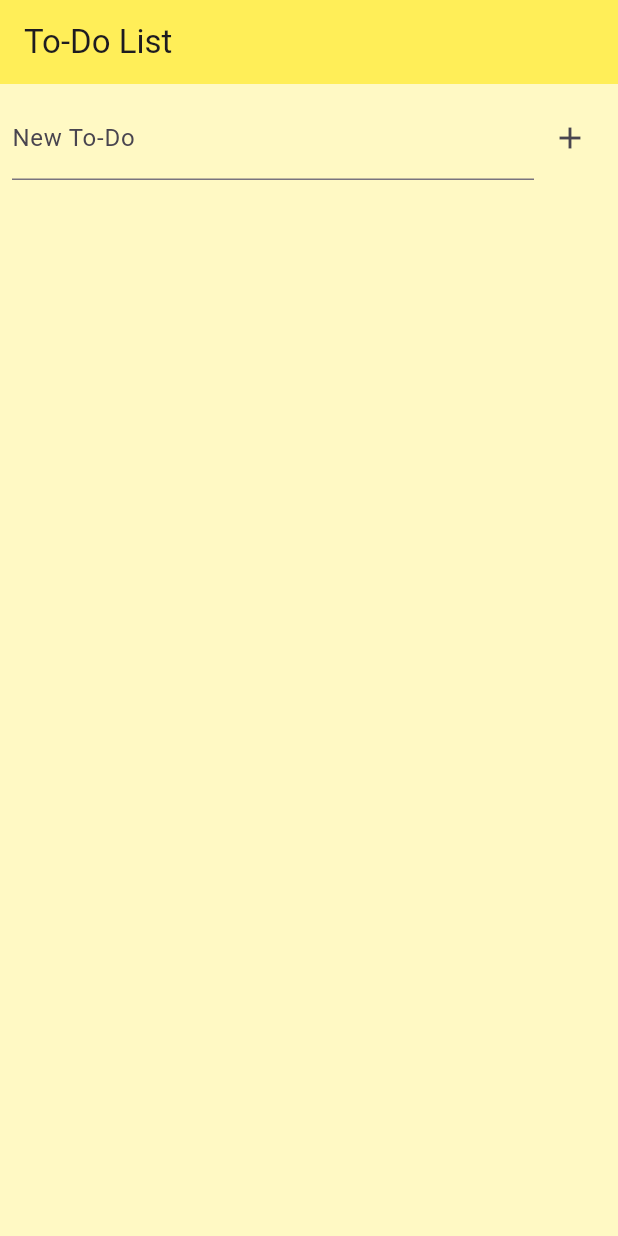
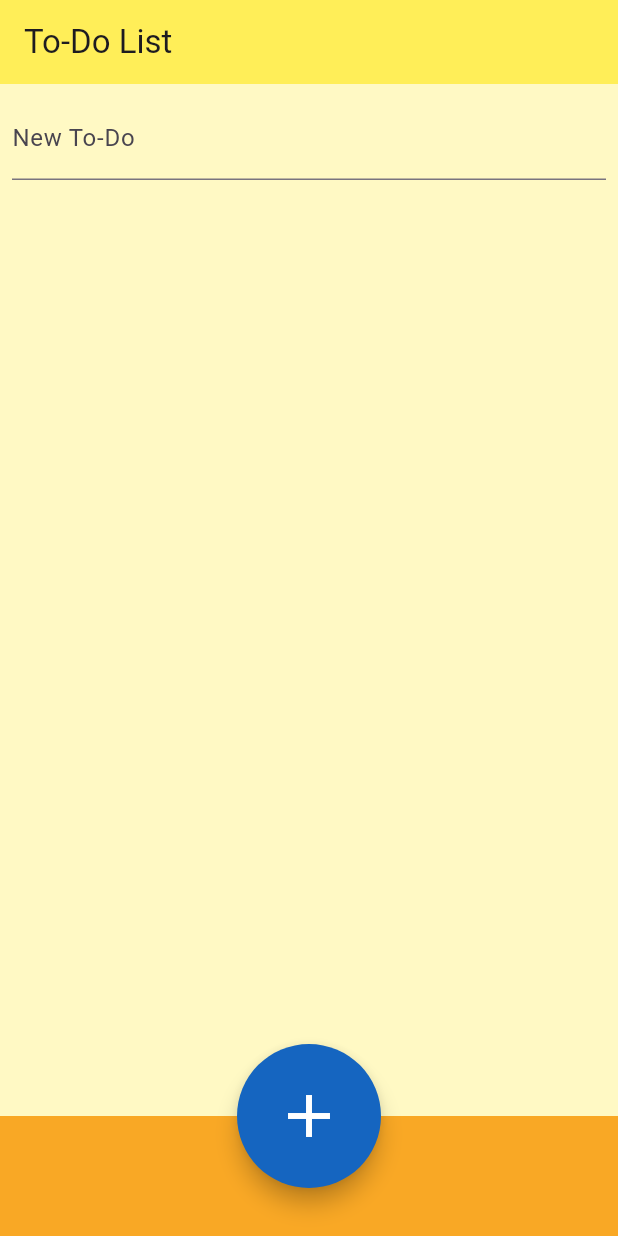
Before and after one commit to Shuflduf/School-Todo-List, a Flutter app: the screen it shows after launch, after a tap on the "add" icon, on a phone screen of 412 x 824 dp. Run offline on Flutter 3.47's test engine with Material 3 defaults, Android fonts, the phone set to English and light mode, and no system bars.

Commit message:
funny button

```diff
--- a/lib/main.dart
+++ b/lib/main.dart
@@ -38,32 +38,48 @@ class TodoListScreen extends StatelessWidget {
         title: Text('To-Do List'),
         backgroundColor: Colors.yellow[400],
       ),
+      floatingActionButton: FloatingActionButton.large(
+        onPressed: () {},
+        backgroundColor: Colors.blue[800],
+        shape: CircleBorder(),
+        hoverElevation: 100.0,
+        child: Icon(
+          Icons.add,
+          size: 48.0,
+          color: Colors.white,
+        ),
+      ),
+      bottomNavigationBar: BottomAppBar(
+        color: Colors.yellow[800],
+        child: Container(
+          height: 50.0,
+        ),
+      ),
+      floatingActionButtonLocation: FloatingActionButtonLocation.centerDocked,
       body: Column(
         children: [
           Padding(
             padding: const EdgeInsets.all(8.0),
-            child: Row(
-              children: [
-                Expanded(
-                  child: TextField(
-                    controller: _controller,
-                    decoration: InputDecoration(
-                      labelText: 'New To-Do',
-                    ),
-                  ),
+            child: Expanded(
+              child: TextField(
+                controller: _controller,
+                decoration: InputDecoration(
+                  labelText: 'New To-Do',
                 ),
-                IconButton(
-                  icon: Icon(Icons.add),
-                  onPressed: () {
-                    if (_controller.text.isNotEmpty) {
-                      Provider.of<TodoProvider>(context, listen: false)
-                          .addTodo(_controller.text);
-                      _controller.clear();
-                    }
-                  },
-                ),
-              ],
+              ),
             ),
+            //     IconButton(
+            //       icon: Icon(Icons.add),
+            //       onPressed: () {
+            //         if (_controller.text.isNotEmpty) {
+            //           Provider.of<TodoProvider>(context, listen: false)
+            //               .addTodo(_controller.text);
+            //           _controller.clear();
+            //         }
+            //       },
+            //     ),
+            //   ],
+            // ),
           ),
           Expanded(
             child: Consumer<TodoProvider>(
```
